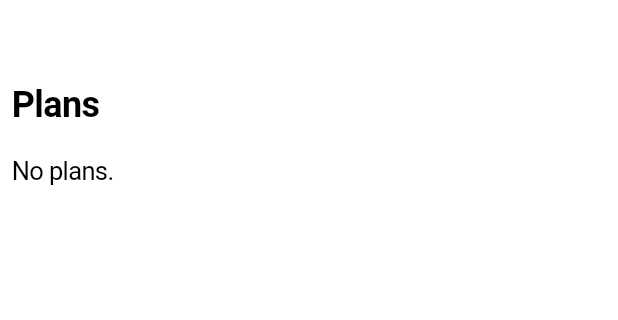
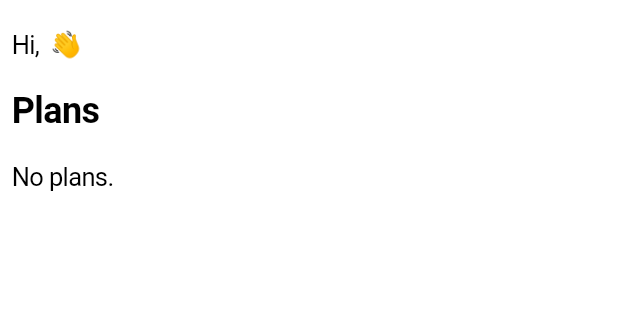
Before and after one commit to harysuryanto/zor_lite, a Flutter app: the screen it shows once a user with an empty profile is signed in, on a phone screen of 412 x 824 dp, the part 48-368 px from its top. Run offline on Flutter 3.47's test engine with Material 2 defaults, Android fonts, the phone set to English and light mode, and no system bars; our stand-ins replace cloud_firestore, firebase_auth, firebase_core, go_router; accounts and stored records are empty.

Commit message:
fix text bug

```diff
--- a/lib/screens/home_screen.dart
+++ b/lib/screens/home_screen.dart
@@ -49,17 +49,15 @@ class HomeScreen extends StatelessWidget {
       ),
       child: ScaffoldBodyWithSafeArea(
         children: [
-          RichText(
-            text: TextSpan(
-              children: [
-                const TextSpan(text: 'Hi, '),
-                TextSpan(
-                  text: user.displayName ?? user.uid,
-                  style: const TextStyle(fontWeight: FontWeight.bold),
-                ),
-                const TextSpan(text: ' 👋'),
-              ],
-            ),
+          Row(
+            children: [
+              const Text('Hi, '),
+              Text(
+                user.displayName ?? user.uid,
+                style: const TextStyle(fontWeight: FontWeight.bold),
+              ),
+              const Text(' 👋'),
+            ],
           ),
           const SizedBox(height: 20),
           const Text(
```
